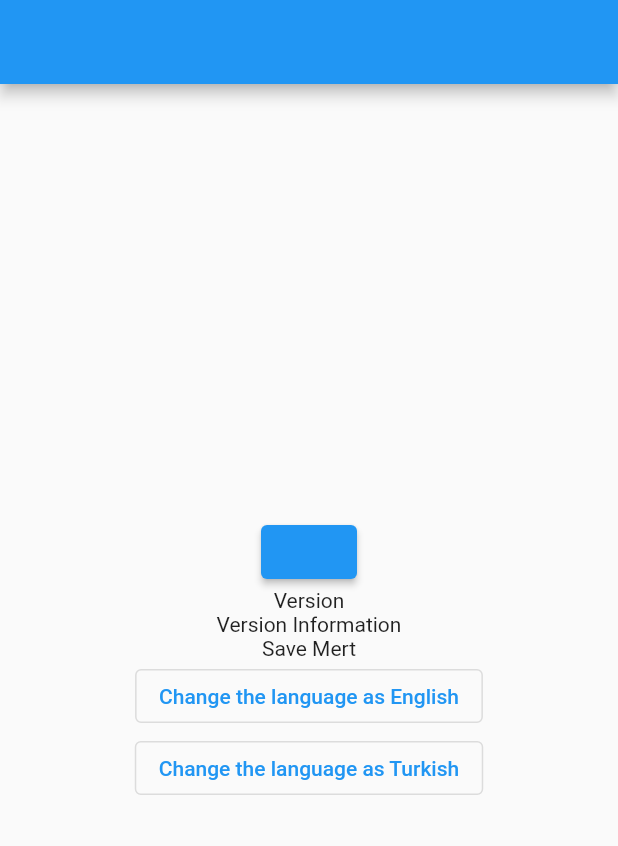
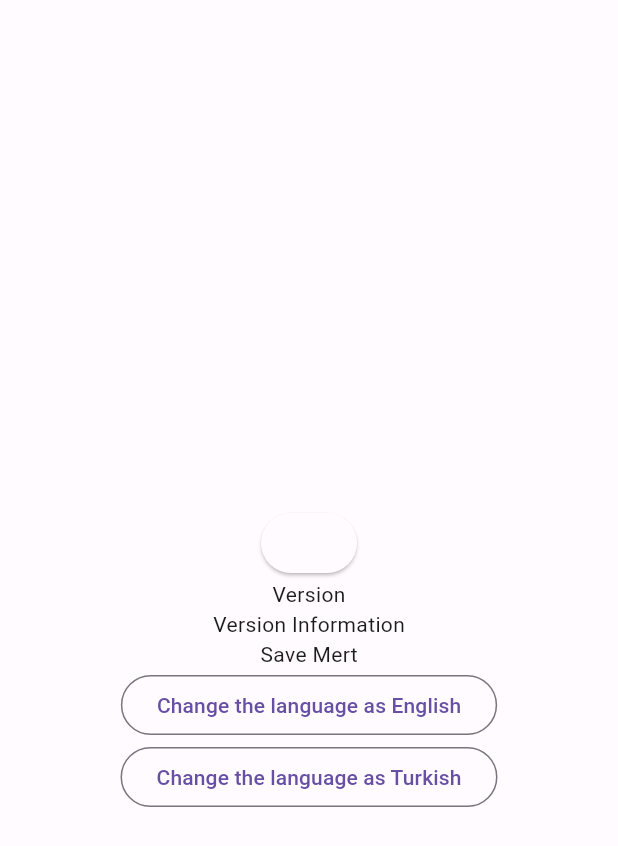
Before and after one commit to Deatsilence/flutter-archictecture-templete-v2, a Flutter app: the screen it shows after launch, on a phone screen of 412 x 824 dp. Shown: the top 846 px of the screen. Run offline on Flutter 3.47's test engine with Material 2 defaults, Android fonts, the phone set to English and light mode, and no system bars; our stand-ins replace easy_localization, envied, google_fonts, logger; missing offline and left inert: easy_logger, kartal; generated files the repository leaves out were written again.

Commit message:
added custom theme detail

```diff
--- a/lib/main.dart
+++ b/lib/main.dart
@@ -1,6 +1,9 @@
 import 'package:architecture_templete_v2/feature/home/view/home_view.dart';
 import 'package:architecture_templete_v2/product/init/application_initialize.dart';
 import 'package:architecture_templete_v2/product/init/product_localization.dart';
+import 'package:architecture_templete_v2/product/init/theme/custom_color_scheme.dart';
+import 'package:architecture_templete_v2/product/init/theme/custom_dark_theme.dart';
+import 'package:architecture_templete_v2/product/init/theme/custom_light_theme.dart';
 import 'package:easy_localization/easy_localization.dart';
 import 'package:flutter/material.dart';
 
@@ -20,6 +23,9 @@
   @override
   Widget build(BuildContext context) {
     return MaterialApp(
+      theme: CustomLightTheme().themeData,
+      darkTheme: CustomDarkTheme().themeData,
+      themeMode: ThemeMode.light,
       localizationsDelegates: context.localizationDelegates,
       supportedLocales: context.supportedLocales,
       locale: context.locale,
--- /dev/null
+++ b/lib/product/init/theme/custom_color_scheme.dart
@@ -0,0 +1,76 @@
+import 'package:flutter/material.dart';
+
+/// Project custom colors
+final class CustomColorScheme {
+  CustomColorScheme._();
+
+  /// Light color scheme set
+  static const lightColorScheme = ColorScheme(
+    brightness: Brightness.light,
+    primary: Color(0xFF6750A4),
+    onPrimary: Color(0xFFFFFFFF),
+    primaryContainer: Color(0xFFEADDFF),
+    onPrimaryContainer: Color(0xFF21005D),
+    secondary: Color(0xFF625B71),
+    onSecondary: Color(0xFFFFFFFF),
+    secondaryContainer: Color(0xFFE8DEF8),
+    onSecondaryContainer: Color(0xFF1D192B),
+    tertiary: Color(0xFF7D5260),
+    onTertiary: Color(0xFFFFFFFF),
+    tertiaryContainer: Color(0xFFFFD8E4),
+    onTertiaryContainer: Color(0xFF31111D),
+    error: Color(0xFFB3261E),
+    onError: Color(0xFFFFFFFF),
+    errorContainer: Color(0xFFF9DEDC),
+    onErrorContainer: Color(0xFF410E0B),
+    outline: Color(0xFF79747E),
+    background: Color(0xFFFFFBFE),
+    onBackground: Color(0xFF1C1B1F),
+    surface: Color(0xFFFFFBFE),
+    onSurface: Color(0xFF1C1B1F),
+    surfaceVariant: Color(0xFFE7E0EC),
+    onSurfaceVariant: Color(0xFF49454F),
+    inverseSurface: Color(0xFF313033),
+    onInverseSurface: Color(0xFFF4EFF4),
+    inversePrimary: Color(0xFFD0BCFF),
+    shadow: Color(0xFF000000),
+    surfaceTint: Color(0xFF6750A4),
+    outlineVariant: Color(0xFFCAC4D0),
+    scrim: Color(0xFF000000),
+  );
+
+  /// Dark color scheme set
+  static const darkColorScheme = ColorScheme(
+    brightness: Brightness.dark,
+    primary: Color(0xFFD0BCFF),
+    onPrimary: Color(0xFF381E72),
+    primaryContainer: Color(0xFF4F378B),
+    onPrimaryContainer: Color(0xFFEADDFF),
+    secondary: Color(0xFFCCC2DC),
+    onSecondary: Color(0xFF332D41),
+    secondaryContainer: Color(0xFF4A4458),
+    onSecondaryContainer: Color(0xFFE8DEF8),
+    tertiary: Color(0xFFEFB8C8),
+    onTertiary: Color(0xFF492532),
+    tertiaryContainer: Color(0xFF633B48),
+    onTertiaryContainer: Color(0xFFFFD8E4),
+    error: Color(0xFFF2B8B5),
+    onError: Color(0xFF601410),
+    errorContainer: Color(0xFF8C1D18),
+    onErrorContainer: Color(0xFFF9DEDC),
+    outline: Color(0xFF938F99),
+    background: Color(0xFF1C1B1F),
+    onBackground: Color(0xFFE6E1E5),
+    surface: Color(0xFF1C1B1F),
+    onSurface: Color(0xFFE6E1E5),
+    surfaceVariant: Color(0xFF49454F),
+    onSurfaceVariant: Color(0xFFCAC4D0),
+    inverseSurface: Color(0xFFE6E1E5),
+    onInverseSurface: Color(0xFF313033),
+    inversePrimary: Color(0xFF6750A4),
+    shadow: Color(0xFF000000),
+    surfaceTint: Color(0xFFD0BCFF),
+    outlineVariant: Color(0xFF49454F),
+    scrim: Color(0xFF000000),
+  );
+}
--- /dev/null
+++ b/lib/product/init/theme/custom_dark_theme.dart
@@ -0,0 +1,47 @@
+import 'package:architecture_templete_v2/product/init/theme/custom_color_scheme.dart';
+import 'package:architecture_templete_v2/product/init/theme/custom_theme.dart';
+import 'package:flutter/material.dart';
+
+/// Custom dark theme for project design
+final class CustomDarkTheme implements CustomTheme {
+  @override
+  ThemeData get themeData => ThemeData(
+        useMaterial3: true,
+        colorScheme: CustomColorScheme.darkColorScheme,
+        floatingActionButtonTheme: floatingActionButtonThemeData,
+      );
+
+  @override
+  FloatingActionButtonThemeData get floatingActionButtonThemeData => const FloatingActionButtonThemeData();
+}
+
+// TODO: this can use at while the project was putting to release
+// final class CustomDarkTheme implements CustomTheme {
+//   CustomDarkTheme() {
+//     themeData = ThemeData(
+//       useMaterial3: true,
+//       colorScheme: CustomColorScheme.darkColorScheme,
+//       floatingActionButtonTheme: floatingActionButtonThemeData,
+//     );
+//   }
+
+//   @override
+//   late final ThemeData themeData;
+
+//   @override
+//   FloatingActionButtonThemeData get floatingActionButtonThemeData => const FloatingActionButtonThemeData();
+
+// }
+
+// TODO: this can use at begin of the project
+// final class CustomDarkTheme implements CustomTheme {
+//   @override
+//   final ThemeData themeData = ThemeData(
+//     useMaterial3: true,
+//     colorScheme: CustomColorScheme.darkColorScheme,
+//     floatingActionButtonTheme: floatingActionButtonThemeData,
+//   );
+
+//   @override
+//   FloatingActionButtonThemeData get floatingActionButtonThemeData => const FloatingActionButtonThemeData();
+// }
--- /dev/null
+++ b/lib/product/init/theme/custom_light_theme.dart
@@ -0,0 +1,34 @@
+import 'package:architecture_templete_v2/product/init/theme/custom_color_scheme.dart';
+import 'package:architecture_templete_v2/product/init/theme/custom_theme.dart';
+import 'package:flutter/material.dart';
+import 'package:google_fonts/google_fonts.dart';
+
+/// Custom light theme for project design
+final class CustomLightTheme implements CustomTheme {
+  //TODO: change to initialize ThemeData instead of computed
+  @override
+  ThemeData get themeData => ThemeData(
+        useMaterial3: true,
+        fontFamily: GoogleFonts.aBeeZee().fontFamily,
+        colorScheme: CustomColorScheme.lightColorScheme,
+        textTheme: const TextTheme(),
+        floatingActionButtonTheme: floatingActionButtonThemeData,
+      );
+
+  // TODO: or that use can
+  // ThemeData get _themeData => ThemeData(
+  //       useMaterial3: true,
+  //       colorScheme: CustomColorScheme.lightColorScheme,
+  //       textTheme: const TextTheme(),
+  //       floatingActionButtonTheme: floatingActionButtonThemeData,
+  //     );
+  // @override
+  // ThemeData get themeData => _themeData.copyWith(
+  //       textTheme: GoogleFonts.robotoTextTheme(
+  //         _themeData.textTheme,
+  //       ),
+  //     );
+
+  @override
+  FloatingActionButtonThemeData get floatingActionButtonThemeData => const FloatingActionButtonThemeData();
+}
--- /dev/null
+++ b/lib/product/init/theme/custom_theme.dart
@@ -0,0 +1,9 @@
+import 'package:flutter/material.dart';
+
+/// Custom theme for project design
+
+abstract class CustomTheme {
+  ThemeData get themeData;
+
+  FloatingActionButtonThemeData get floatingActionButtonThemeData;
+}
--- /dev/null
+++ b/lib/product/init/theme/index.dart
@@ -0,0 +1,4 @@
+export 'custom_color_scheme.dart';
+export 'custom_dark_theme.dart';
+export 'custom_light_theme.dart';
+export 'custom_theme.dart';
--- a/pubspec.yaml
+++ b/pubspec.yaml
@@ -32,6 +32,7 @@
   easy_logger: ^0.0.2
   logger: ^2.0.2+1
   kartal: ^3.5.0
+  google_fonts: ^6.1.0
 
   widgets:
     path: module/widgets
```
Also changed, not shown: pubspec.lock.
